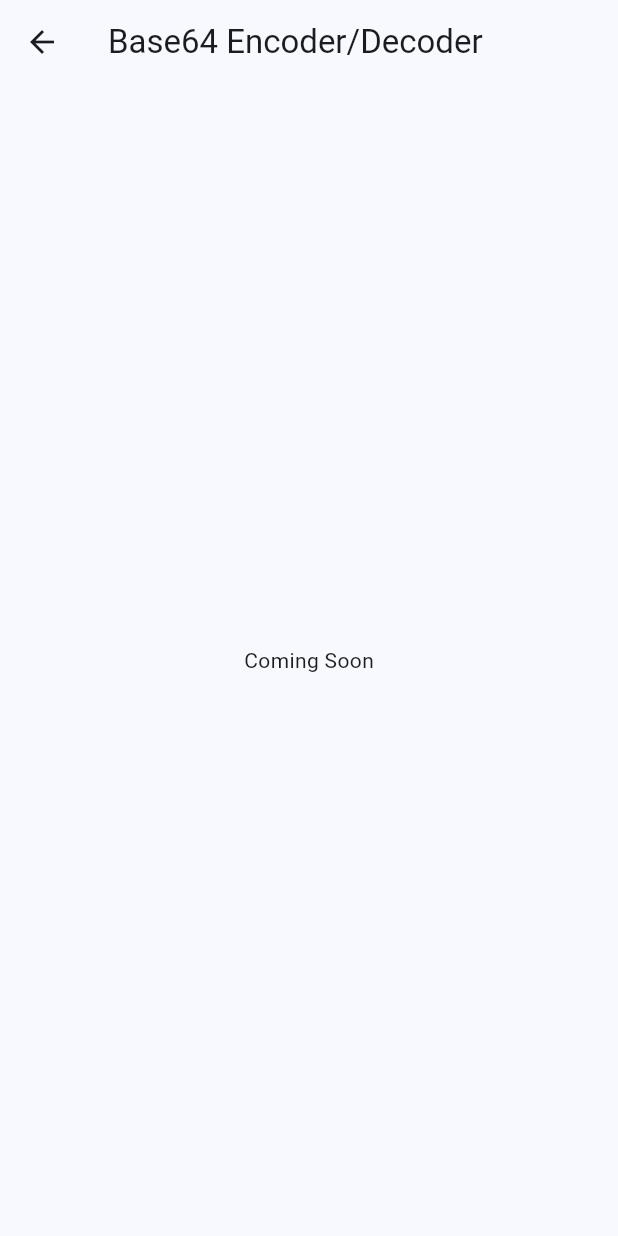
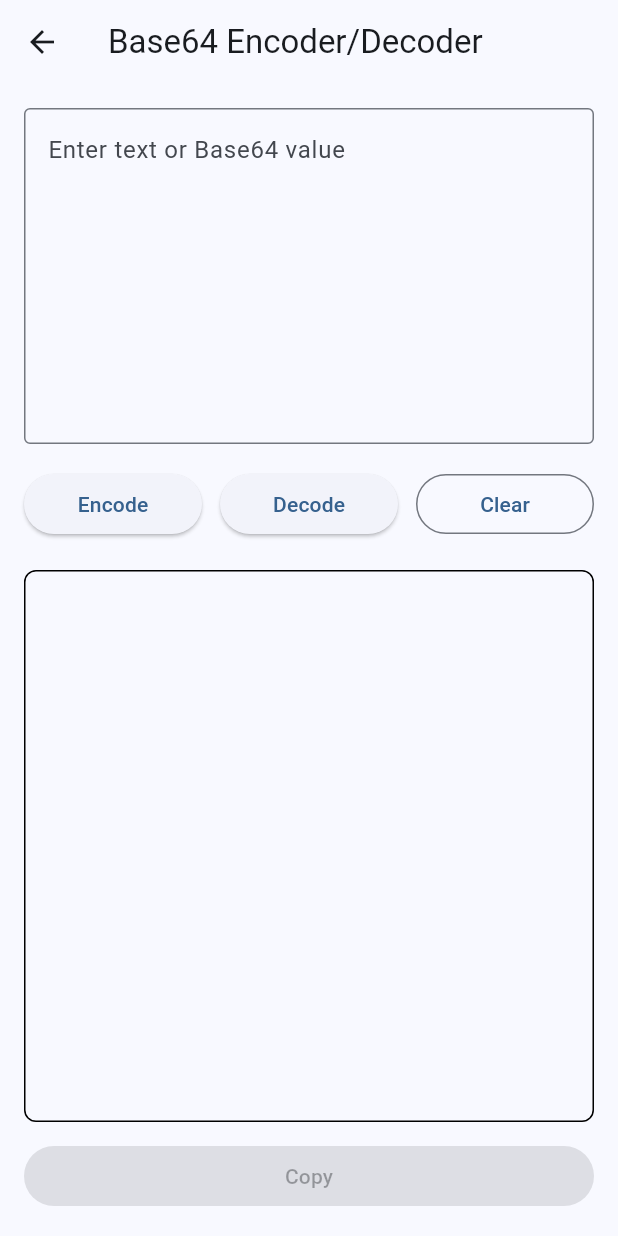
Before and after one commit to Setubandh-Labs/developer-toolkit-app, a Flutter app: the Base64Page screen opened directly, on a phone screen of 412 x 824 dp. Run offline on Flutter 3.47's test engine with Material 3 defaults, Android fonts, the phone set to English and light mode, and no system bars; our stand-ins replace flutter_riverpod.

Commit message:
Implement Base64 encoder decoder feature

```diff
--- a/lib/features/base64_tool/presentation/base64_page.dart
+++ b/lib/features/base64_tool/presentation/base64_page.dart
@@ -1,16 +1,162 @@
 import 'package:flutter/material.dart';
+import 'package:flutter/services.dart';
+import 'package:flutter_riverpod/flutter_riverpod.dart';
 
-class Base64Page extends StatelessWidget {
+import '../providers/base64_provider.dart';
+import '../utils/base64_util.dart';
+
+class Base64Page extends ConsumerStatefulWidget {
   const Base64Page({super.key});
 
   @override
+  ConsumerState<Base64Page> createState() => _Base64PageState();
+}
+
+class _Base64PageState extends ConsumerState<Base64Page> {
+  final TextEditingController _controller = TextEditingController();
+
+  @override
   Widget build(BuildContext context) {
+    final output = ref.watch(base64OutputProvider);
+
     return Scaffold(
       appBar: AppBar(
         title: const Text('Base64 Encoder/Decoder'),
       ),
-      body: const Center(
-        child: Text('Coming Soon'),
+      body: Padding(
+        padding: const EdgeInsets.all(16),
+        child: Column(
+          children: [
+            TextField(
+              controller: _controller,
+              maxLines: 8,
+              decoration: const InputDecoration(
+                border: OutlineInputBorder(),
+                hintText: 'Enter text or Base64 value',
+              ),
+            ),
+
+            const SizedBox(height: 16),
+
+            Row(
+              children: [
+                Expanded(
+                  child: ElevatedButton(
+                    onPressed: _encode,
+                    child: const Text('Encode'),
+                  ),
+                ),
+
+                const SizedBox(width: 12),
+
+                Expanded(
+                  child: ElevatedButton(
+                    onPressed: _decode,
+                    child: const Text('Decode'),
+                  ),
+                ),
+
+                const SizedBox(width: 12),
+
+                Expanded(
+                  child: OutlinedButton(
+                    onPressed: _clear,
+                    child: const Text('Clear'),
+                  ),
+                ),
+              ],
+            ),
+
+            const SizedBox(height: 20),
+
+            Expanded(
+              child: Container(
+                width: double.infinity,
+                padding: const EdgeInsets.all(12),
+                decoration: BoxDecoration(
+                  border: Border.all(),
+                  borderRadius: BorderRadius.circular(8),
+                ),
+                child: SingleChildScrollView(
+                  child: SelectableText(output),
+                ),
+              ),
+            ),
+
+            const SizedBox(height: 12),
+
+            SizedBox(
+              width: double.infinity,
+              child: FilledButton(
+                onPressed: output.isEmpty ? null : _copy,
+                child: const Text('Copy'),
+              ),
+            ),
+          ],
+        ),
+      ),
+    );
+  }
+
+  void _encode() {
+    try {
+      final result = Base64Util.encode(
+        _controller.text,
+      );
+
+      ref
+          .read(base64OutputProvider.notifier)
+          .state = result;
+    } catch (_) {
+      _showError('Encoding failed');
+    }
+  }
+
+  void _decode() {
+    try {
+      final result = Base64Util.decode(
+        _controller.text,
+      );
+
+      ref
+          .read(base64OutputProvider.notifier)
+          .state = result;
+    } catch (_) {
+      _showError('Invalid Base64');
+    }
+  }
+
+  void _clear() {
+    _controller.clear();
+
+    ref
+        .read(base64OutputProvider.notifier)
+        .state = '';
+  }
+
+  void _copy() {
+    final output =
+        ref.read(base64OutputProvider);
+
+    Clipboard.setData(
+      ClipboardData(text: output),
+    );
+
+    ScaffoldMessenger.of(context)
+        .showSnackBar(
+      const SnackBar(
+        content: Text(
+          'Copied to clipboard',
+        ),
+      ),
+    );
+  }
+
+  void _showError(String message) {
+    ScaffoldMessenger.of(context)
+        .showSnackBar(
+      SnackBar(
+        content: Text(message),
       ),
     );
   }
--- /dev/null
+++ b/lib/features/base64_tool/providers/base64_provider.dart
@@ -0,0 +1,6 @@
+import 'package:flutter_riverpod/flutter_riverpod.dart';
+
+final base64OutputProvider =
+    StateProvider<String>(
+  (ref) => '',
+);
--- /dev/null
+++ b/lib/features/base64_tool/utils/base64_util.dart
@@ -0,0 +1,15 @@
+import 'dart:convert';
+
+class Base64Util {
+  static String encode(String input) {
+    return base64Encode(
+      utf8.encode(input),
+    );
+  }
+
+  static String decode(String input) {
+    return utf8.decode(
+      base64Decode(input),
+    );
+  }
+}
```
